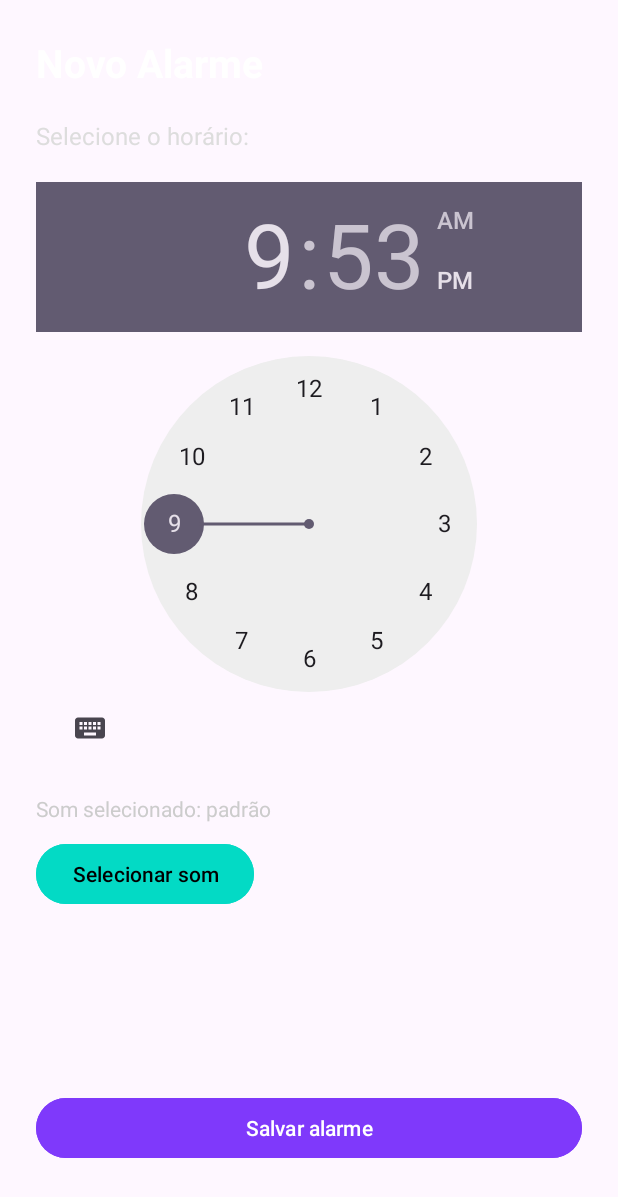
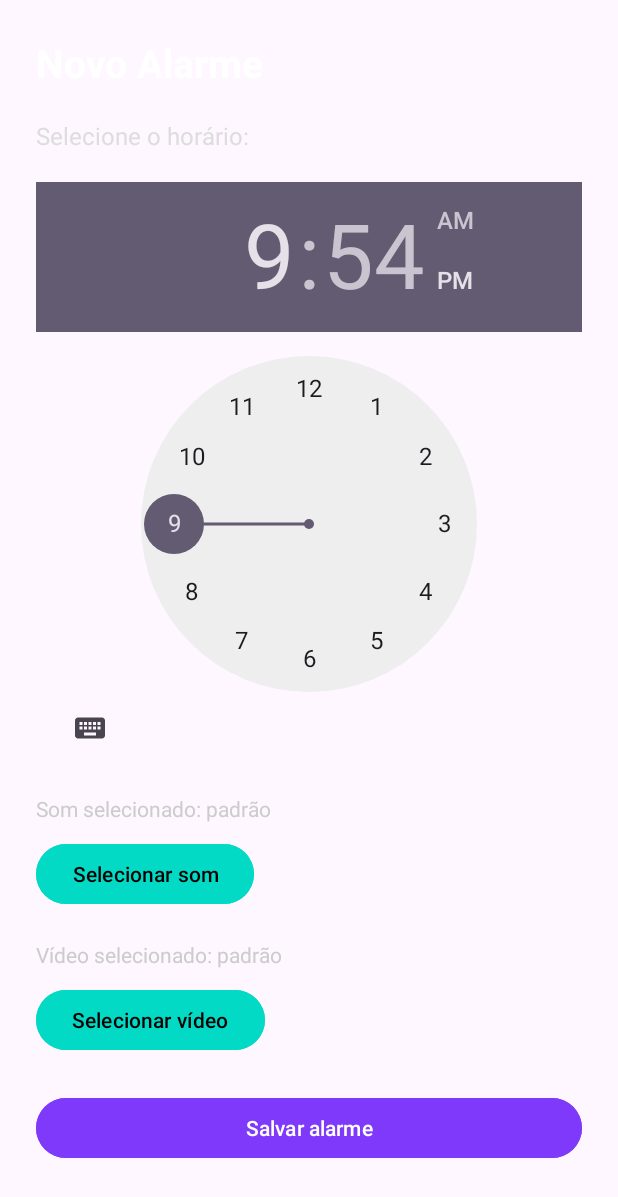
Before and after one commit to nosilleh/AlarmeMotivacional, an Android app: the screen it shows after launch (AddAlarmActivity), after a tap on an icon or button, on a phone screen of 412 x 824 dp. Shown: the top 1197 px of the screen. Run offline under Robolectric (Android 15) with nearby library versions, the phone set to English and light mode, and no system bars.

Commit message:
Enable custom media for alarms

```diff
--- a/app/src/main/java/com/example/alarmemotivacional/ui/alarms/AddAlarmActivity.kt
+++ b/app/src/main/java/com/example/alarmemotivacional/ui/alarms/AddAlarmActivity.kt
@@ -21,12 +21,17 @@ import com.example.alarmemotivacional.R
 class AddAlarmActivity : AppCompatActivity() {
 
     private var somSelecionado: Uri? = null
+    private var videoSelecionado: Uri? = null
+    private var onPermissionGranted: (() -> Unit)? = null
     private lateinit var textSoundSelected: TextView
+    private lateinit var textVideoSelected: TextView
 
     companion object {
         private const val REQUEST_PICK_RINGTONE = 1001
         private const val REQUEST_MEDIA_PERMISSION = 1002
+        private const val REQUEST_PICK_VIDEO = 1003
         private const val KEY_SELECTED_SOUND_URI = "selected_sound_uri"
+        private const val KEY_SELECTED_VIDEO_URI = "selected_video_uri"
     }
 
     private val mediaPermissions: Array<String>
@@ -47,13 +52,18 @@ class AddAlarmActivity : AppCompatActivity() {
         val btnSave = findViewById<Button>(R.id.btnSaveAlarm)
 
         val btnSelectSound = findViewById<Button>(R.id.btnSelectSound)
+        val btnSelectVideo = findViewById<Button>(R.id.btnSelectVideo)
         textSoundSelected = findViewById(R.id.textSoundSelected)
+        textVideoSelected = findViewById(R.id.textVideoSelected)
 
         somSelecionado = savedInstanceState?.getString(KEY_SELECTED_SOUND_URI)?.let { Uri.parse(it) }
+        videoSelecionado = savedInstanceState?.getString(KEY_SELECTED_VIDEO_URI)?.let { Uri.parse(it) }
         atualizarLabelSom(somSelecionado)
+        atualizarLabelVideo(videoSelecionado)
 
         // ---------------- SELECTOR DE SOM NATIVO ----------------
         btnSelectSound.setOnClickListener { ensureMediaPermission { abrirSeletorSom() } }
+        btnSelectVideo.setOnClickListener { ensureMediaPermission { abrirSeletorVideo() } }
 
         // ---------------- SALVAR ALARME ----------------
         btnSave.setOnClickListener {
@@ -65,7 +75,8 @@ class AddAlarmActivity : AppCompatActivity() {
                 hour = hour,
                 minute = minute,
                 isActive = true,
-                soundUri = somSelecionado?.toString()
+                soundUri = somSelecionado?.toString(),
+                videoUri = videoSelecionado?.toString()
             )
 
             val scheduler = AlarmScheduler(this)
@@ -108,10 +119,21 @@ class AddAlarmActivity : AppCompatActivity() {
                 atualizarLabelSom(uri)
             }
         }
+
+        if (requestCode == REQUEST_PICK_VIDEO && resultCode == Activity.RESULT_OK) {
+            val uri = data?.data
+
+            if (uri != null) {
+                videoSelecionado = uri
+                persistirPermissaoUri(data, uri)
+                atualizarLabelVideo(uri)
+            }
+        }
     }
 
     override fun onSaveInstanceState(outState: Bundle) {
         outState.putString(KEY_SELECTED_SOUND_URI, somSelecionado?.toString())
+        outState.putString(KEY_SELECTED_VIDEO_URI, videoSelecionado?.toString())
         super.onSaveInstanceState(outState)
     }
 
@@ -124,7 +146,7 @@ class AddAlarmActivity : AppCompatActivity() {
 
         if (requestCode == REQUEST_MEDIA_PERMISSION) {
             if (grantResults.all { it == PackageManager.PERMISSION_GRANTED }) {
-                abrirSeletorSom()
+                onPermissionGranted?.invoke()
             } else {
                 Toast.makeText(
                     this,
@@ -132,6 +154,8 @@ class AddAlarmActivity : AppCompatActivity() {
                     Toast.LENGTH_SHORT
                 ).show()
             }
+
+            onPermissionGranted = null
         }
     }
 
@@ -152,6 +176,17 @@ class AddAlarmActivity : AppCompatActivity() {
         startActivityForResult(intent, REQUEST_PICK_RINGTONE)
     }
 
+    private fun abrirSeletorVideo() {
+        val intent = Intent(Intent.ACTION_OPEN_DOCUMENT).apply {
+            addCategory(Intent.CATEGORY_OPENABLE)
+            type = "video/*"
+            addFlags(Intent.FLAG_GRANT_PERSISTABLE_URI_PERMISSION)
+            addFlags(Intent.FLAG_GRANT_READ_URI_PERMISSION)
+        }
+
+        startActivityForResult(intent, REQUEST_PICK_VIDEO)
+    }
+
     private fun ensureMediaPermission(onGranted: () -> Unit) {
         val missingPermissions = mediaPermissions.filter {
             ContextCompat.checkSelfPermission(this, it) != PackageManager.PERMISSION_GRANTED
@@ -160,6 +195,7 @@ class AddAlarmActivity : AppCompatActivity() {
         if (missingPermissions.isEmpty()) {
             onGranted()
         } else {
+            onPermissionGranted = onGranted
             ActivityCompat.requestPermissions(
                 this,
                 missingPermissions.toTypedArray(),
@@ -178,6 +214,13 @@ class AddAlarmActivity : AppCompatActivity() {
         }
     }
 
+    private fun atualizarLabelVideo(uri: Uri?) {
+        textVideoSelected.text = when {
+            uri != null -> getString(R.string.video_selected_label)
+            else -> getString(R.string.video_default_label)
+        }
+    }
+
     private fun persistirPermissaoUri(data: Intent?, uri: Uri) {
         if (uri.scheme != ContentResolver.SCHEME_CONTENT) return
 
--- a/app/src/main/java/com/example/alarmemotivacional/ui/alarms/AlarmScheduler.kt
+++ b/app/src/main/java/com/example/alarmemotivacional/ui/alarms/AlarmScheduler.kt
@@ -60,6 +60,7 @@ class AlarmScheduler(private val context: Context) {
             putExtra(AlarmService.EXTRA_REQUEST_CODE, requestCode)
             putExtra(AlarmService.EXTRA_SOUND_URI, alarme.soundUri)
             putExtra(AlarmService.EXTRA_ALARM_ID, alarme.id)
+            putExtra(AlarmService.EXTRA_VIDEO_URI, alarme.videoUri)
         }
 
         val flags = PendingIntent.FLAG_UPDATE_CURRENT or PendingIntent.FLAG_IMMUTABLE
--- a/app/src/main/res/layout/activity_add_alarm.xml
+++ b/app/src/main/res/layout/activity_add_alarm.xml
@@ -61,6 +61,30 @@
         app:layout_constraintStart_toStartOf="parent"
         app:layout_constraintTop_toBottomOf="@id/textSoundSelected" />
 
+    <TextView
+        android:id="@+id/textVideoSelected"
+        android:layout_width="0dp"
+        android:layout_height="wrap_content"
+        android:layout_marginTop="20dp"
+        android:text="@string/video_default_label"
+        android:textColor="#CCCCCC"
+        android:textSize="14sp"
+        app:layout_constraintEnd_toEndOf="parent"
+        app:layout_constraintStart_toStartOf="parent"
+        app:layout_constraintTop_toBottomOf="@id/btnSelectSound" />
+
+    <Button
+        android:id="@+id/btnSelectVideo"
+        android:layout_width="wrap_content"
+        android:layout_height="wrap_content"
+        android:layout_marginTop="10dp"
+        android:backgroundTint="#03DAC5"
+        android:text="@string/select_video_button"
+        android:textAllCaps="false"
+        android:textColor="#000000"
+        app:layout_constraintStart_toStartOf="parent"
+        app:layout_constraintTop_toBottomOf="@id/textVideoSelected" />
+
     <Button
         android:id="@+id/btnSaveAlarm"
         android:layout_width="0dp"
--- a/app/src/main/res/values/strings.xml
+++ b/app/src/main/res/values/strings.xml
@@ -22,4 +22,9 @@
     <string name="exact_alarm_permission_missing">Não foi possível agendar sem a permissão de alarmes exatos. Habilite-a para ativar o alarme.</string>
     <string name="media_permission_denied">Permissão de mídia negada. Não foi possível abrir o seletor.</string>
     <string name="alarm_disabled_feedback">Alarme desativado.</string>
+    <string name="video_default_label">Vídeo selecionado: padrão</string>
+    <string name="video_selected_label">Vídeo selecionado</string>
+    <string name="select_video_button">Selecionar vídeo</string>
+    <string name="alarm_video_default">Vídeo padrão</string>
+    <string name="alarm_video_custom">Vídeo personalizado</string>
 </resources>
```
Also changed, not shown: app/src/main/java/com/example/alarmemotivacional/ui/alarms/AlarmAdapter.kt (+10 -0 lines), app/src/main/java/com/example/alarmemotivacional/ui/alarms/AlarmData.kt (+6 -2 lines), app/src/main/java/com/example/alarmemotivacional/ui/alarms/AlarmService.kt (+46 -11 lines), app/src/main/java/com/example/alarmemotivacional/ui/alarms/VideoActivity.kt (+5 -2 lines), app/src/main/res/layout/item_alarme.xml (+10 -0 lines).
